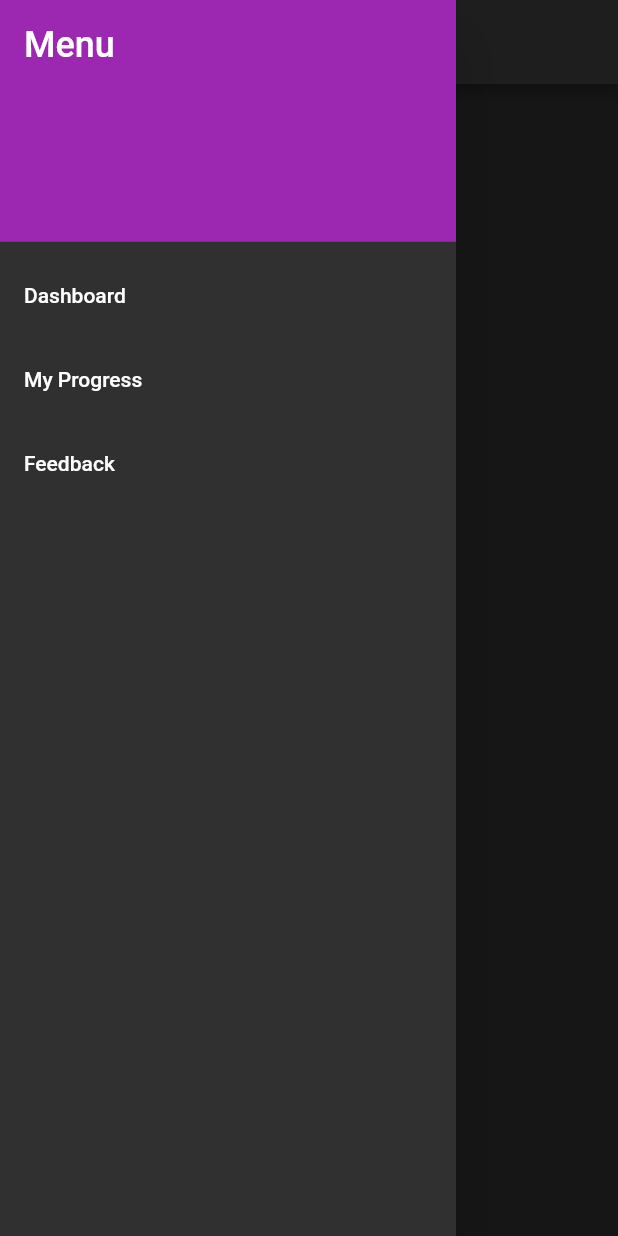
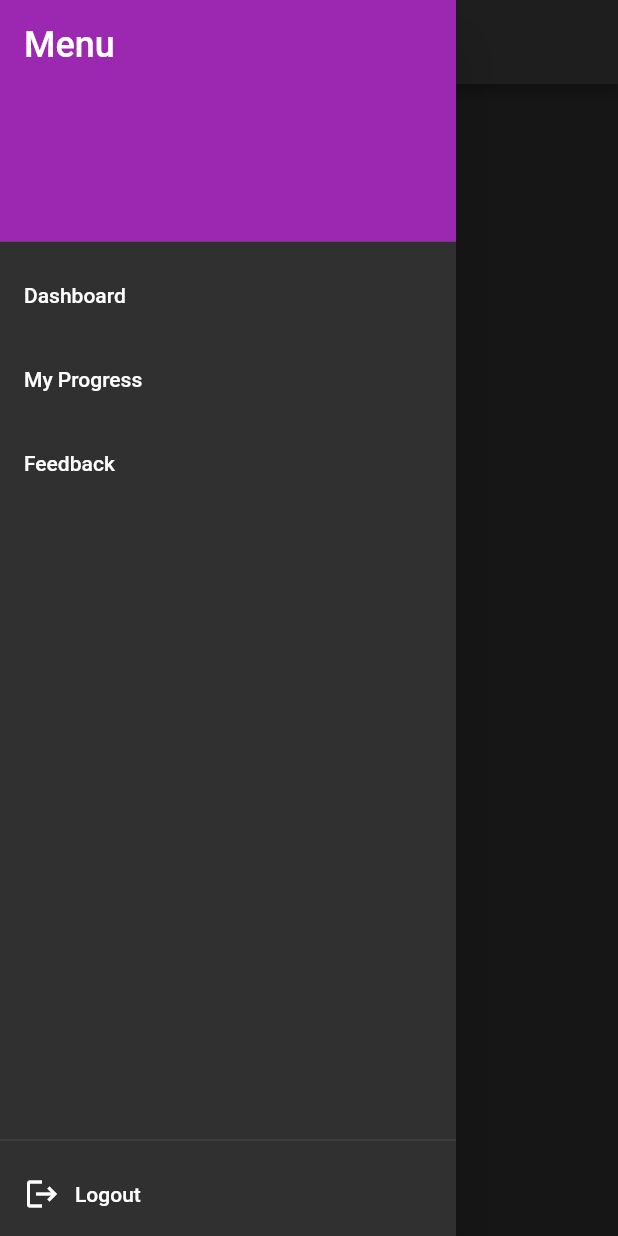
Before and after one commit to tMario2111/smarthack2023, a Flutter app: the screen it shows after launch, with the side drawer open, on a phone screen of 412 x 824 dp. Run offline on Flutter 3.47's test engine with Material 2 defaults, Android fonts, the phone set to English and light mode, and no system bars; our stand-ins replace pocketbase; network calls fail; statements that could not run were skipped.

Commit message:
added logout button

```diff
--- a/lib/router/home_route.dart
+++ b/lib/router/home_route.dart
@@ -19,6 +19,9 @@ class _HomeRouteState extends State<HomeRoute> {
         title: const Text('School Buddy'),
       ),
       drawer: Drawer(
+        child: Column(
+          children: [
+            Expanded(
               child: ListView(
                 padding: EdgeInsets.zero,
                 children: [
@@ -50,7 +53,25 @@ class _HomeRouteState extends State<HomeRoute> {
                     title: const Text('Feedback'),
                     onTap: () {
                       Navigator.pop(context);
-                }),
+                    },
+                  ),
+                ],
+              ),
+            ),
+            Divider(), // Add a divider for visual separation
+            ListTile(
+              title: Row(
+                children: [
+                  Icon(Icons.logout),
+                  SizedBox(width: 10),
+                  Text('Logout'),
+                ],
+              ),
+              onTap: () {
+                // Implement your logout functionality here
+                Navigator.pop(context);
+              },
+            ),
           ],
         ),
       ),
```
Lines whose indentation alone changed are shown as unchanged.
